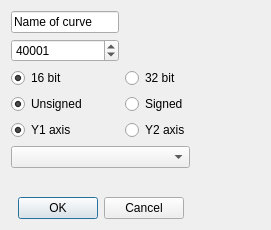
The window that src/dialogs/addregisterdialog.ui (ModbusScope/ModbusScope) describes before a commit, drawn with Qt 5.
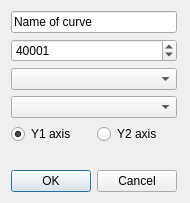
The same window after the commit.

Commit message: Add type selection to addregisterdialog

Patch:
```diff
--- a/src/dialogs/addregisterdialog.ui
+++ b/src/dialogs/addregisterdialog.ui
@@ -6,8 +6,8 @@
    <rect>
     <x>0</x>
     <y>0</y>
-    <width>271</width>
-    <height>230</height>
+    <width>190</width>
+    <height>203</height>
    </rect>
   </property>
   <property name="windowTitle">
@@ -17,6 +17,39 @@
    <bool>true</bool>
   </property>
   <layout class="QGridLayout" name="gridLayout_2" rowstretch="0,0,0,0,0,0,0,0,0,0">
+   <item row="6" column="1">
+    <widget class="QRadioButton" name="radioSecondary">
+     <property name="text">
+      <string>Y2 axis</string>
+     </property>
+    </widget>
+   </item>
+   <item row="9" column="0" colspan="2">
+    <widget class="QDialogButtonBox" name="buttonBox">
+     <property name="orientation">
+      <enum>Qt::Horizontal</enum>
+     </property>
+     <property name="standardButtons">
+      <set>QDialogButtonBox::Cancel|QDialogButtonBox::Ok</set>
+     </property>
+     <property name="centerButtons">
+      <bool>true</bool>
+     </property>
+    </widget>
+   </item>
+   <item row="4" column="2">
+    <spacer name="horizontalSpacer">
+     <property name="orientation">
+      <enum>Qt::Horizontal</enum>
+     </property>
+     <property name="sizeHint" stdset="0">
+      <size>
+       <width>40</width>
+       <height>20</height>
+      </size>
+     </property>
+    </spacer>
+   </item>
    <item row="8" column="0">
     <spacer name="verticalSpacer">
      <property name="orientation">
@@ -30,40 +63,14 @@
      </property>
     </spacer>
    </item>
-   <item row="1" column="0">
+   <item row="1" column="0" colspan="2">
     <widget class="QLineEdit" name="lineName">
      <property name="text">
       <string>Name of curve</string>
      </property>
     </widget>
    </item>
-   <item row="5" column="2">
-    <spacer name="horizontalSpacer">
-     <property name="orientation">
-      <enum>Qt::Horizontal</enum>
-     </property>
-     <property name="sizeHint" stdset="0">
-      <size>
-       <width>40</width>
-       <height>20</height>
-      </size>
-     </property>
-    </spacer>
-   </item>
-   <item row="4" column="0">
-    <widget class="QRadioButton" name="radio16Bit">
-     <property name="text">
-      <string>16 bit</string>
-     </property>
-     <property name="checked">
-      <bool>true</bool>
-     </property>
-     <property name="autoExclusive">
-      <bool>false</bool>
-     </property>
-    </widget>
-   </item>
-   <item row="3" column="0">
+   <item row="3" column="0" colspan="2">
     <widget class="QSpinBox" name="spinAddress">
      <property name="maximum">
       <number>105536</number>
@@ -73,55 +80,6 @@
      </property>
     </widget>
    </item>
-   <item row="7" column="0" colspan="2">
-    <widget class="QComboBox" name="cmbConnection"/>
-   </item>
-   <item row="9" column="0" colspan="2">
-    <widget class="QDialogButtonBox" name="buttonBox">
-     <property name="orientation">
-      <enum>Qt::Horizontal</enum>
-     </property>
-     <property name="standardButtons">
-      <set>QDialogButtonBox::Cancel|QDialogButtonBox::Ok</set>
-     </property>
-     <property name="centerButtons">
-      <bool>true</bool>
-     </property>
-    </widget>
-   </item>
-   <item row="5" column="0">
-    <widget class="QRadioButton" name="radioUnsigned">
-     <property name="text">
-      <string>Unsigned</string>
-     </property>
-     <property name="checked">
-      <bool>true</bool>
-     </property>
-     <property name="autoExclusive">
-      <bool>false</bool>
-     </property>
-    </widget>
-   </item>
-   <item row="4" column="1">
-    <widget class="QRadioButton" name="radio32Bit">
-     <property name="text">
-      <string>32 bit</string>
-     </property>
-     <property name="autoExclusive">
-      <bool>false</bool>
-     </property>
-    </widget>
-   </item>
-   <item row="5" column="1">
-    <widget class="QRadioButton" name="radioSigned">
-     <property name="text">
-      <string>Signed</string>
-     </property>
-     <property name="autoExclusive">
-      <bool>false</bool>
-     </property>
-    </widget>
-   </item>
    <item row="6" column="0">
     <widget class="QRadioButton" name="radioPrimary">
      <property name="text">
@@ -132,12 +90,11 @@
      </property>
     </widget>
    </item>
-   <item row="6" column="1">
-    <widget class="QRadioButton" name="radioSecondary">
-     <property name="text">
-      <string>Y2 axis</string>
-     </property>
-    </widget>
+   <item row="4" column="0" colspan="2">
+    <widget class="QComboBox" name="cmbType"/>
+   </item>
+   <item row="5" column="0" colspan="2">
+    <widget class="QComboBox" name="cmbConnection"/>
    </item>
   </layout>
  </widget>
```
Left out of the diff: 5 changed lines with no effect on the pictures. The commit also changes 5 other files.
